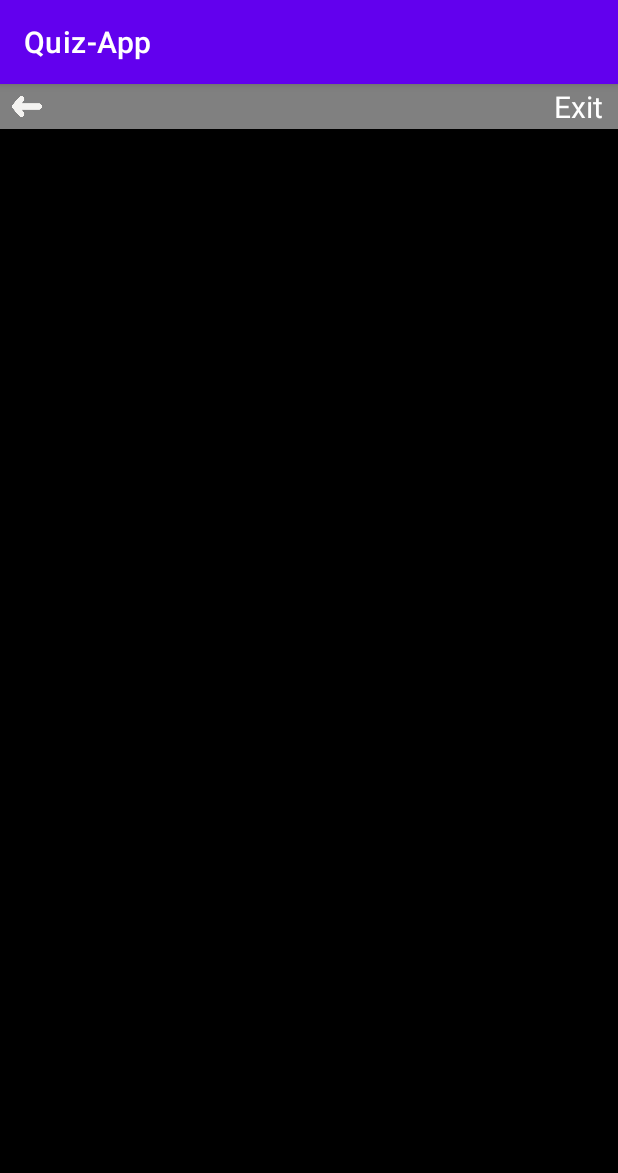
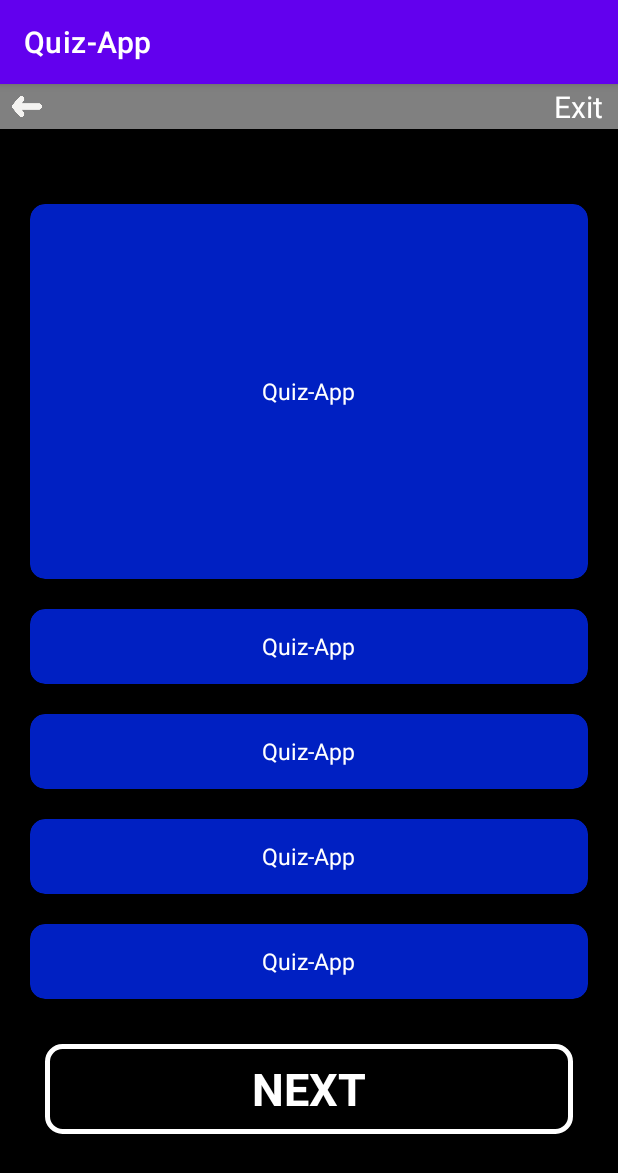
Before and after one commit to Sasankavikum/Quiz-App, an Android app: the DashboardActivity screen opened directly, with no data from a screen before it, on a phone screen of 412 x 824 dp. Shown: the top 1173 px of the screen. Run offline under Robolectric (Android 15) with nearby library versions, the phone set to English and light mode, and no system bars.

Commit message:
update dashboard xml

```diff
--- /dev/null
+++ b/app/src/main/res/drawable/next_btn.xml
@@ -0,0 +1,9 @@
+<?xml version="1.0" encoding="utf-8"?>
+<shape android:shape="rectangle" xmlns:android="http://schemas.android.com/apk/res/android">
+
+    <stroke android:width="3dp"
+        android:color="@color/white"/>
+
+    <corners android:radius="10dp"/>
+
+</shape>
--- a/app/src/main/res/layout/activity_dashboard.xml
+++ b/app/src/main/res/layout/activity_dashboard.xml
@@ -5,6 +5,7 @@
     android:layout_width="match_parent"
     android:layout_height="match_parent"
     android:background="@color/black"
+    android:orientation="vertical"
     tools:context=".DashboardActivity">
 
     <RelativeLayout
@@ -33,4 +34,125 @@
 
     </RelativeLayout>
 
+    <androidx.cardview.widget.CardView
+        android:layout_width="match_parent"
+        android:layout_height="250dp"
+        android:layout_marginTop="50dp"
+        android:layout_marginRight="20dp"
+        android:layout_marginLeft="20dp"
+        app:cardBackgroundColor="#0020C2"
+        app:cardCornerRadius="10dp">
+
+        <TextView
+            android:layout_width="wrap_content"
+            android:layout_height="wrap_content"
+            android:id="@+id/card_question"
+            android:layout_gravity="center"
+            android:textColor="@color/white"
+            android:text="@string/app_name"
+            android:textSize="15dp"/>
+
+    </androidx.cardview.widget.CardView>
+
+    <androidx.cardview.widget.CardView
+        android:layout_width="match_parent"
+        android:layout_height="50dp"
+        android:layout_marginTop="20dp"
+        android:layout_marginRight="20dp"
+        android:layout_marginLeft="20dp"
+        app:cardBackgroundColor="#0020C2"
+        app:cardCornerRadius="10dp">
+
+        <TextView
+            android:layout_width="wrap_content"
+            android:layout_height="wrap_content"
+            android:id="@+id/card_optiona"
+            android:layout_gravity="center"
+            android:textColor="@color/white"
+            android:text="@string/app_name"
+            android:textSize="15dp"/>
+
+    </androidx.cardview.widget.CardView>
+
+    <androidx.cardview.widget.CardView
+        android:layout_width="match_parent"
+        android:layout_height="50dp"
+        android:layout_marginTop="20dp"
+        android:layout_marginRight="20dp"
+        android:layout_marginLeft="20dp"
+        app:cardBackgroundColor="#0020C2"
+        app:cardCornerRadius="10dp">
+
+        <TextView
+            android:layout_width="wrap_content"
+            android:layout_height="wrap_content"
+            android:id="@+id/card_optionb"
+            android:layout_gravity="center"
+            android:textColor="@color/white"
+            android:text="@string/app_name"
+            android:textSize="15dp"/>
+
+    </androidx.cardview.widget.CardView>
+
+    <androidx.cardview.widget.CardView
+        android:layout_width="match_parent"
+        android:layout_height="50dp"
+        android:layout_marginTop="20dp"
+        android:layout_marginRight="20dp"
+        android:layout_marginLeft="20dp"
+        app:cardBackgroundColor="#0020C2"
+        app:cardCornerRadius="10dp">
+
+        <TextView
+            android:layout_width="wrap_content"
+            android:layout_height="wrap_content"
+            android:id="@+id/card_optionc"
+            android:layout_gravity="center"
+            android:textColor="@color/white"
+            android:text="@string/app_name"
+            android:textSize="15dp"/>
+
+    </androidx.cardview.widget.CardView>
+
+    <androidx.cardview.widget.CardView
+        android:layout_width="match_parent"
+        android:layout_height="50dp"
+        android:layout_marginTop="20dp"
+        android:layout_marginRight="20dp"
+        android:layout_marginLeft="20dp"
+        app:cardBackgroundColor="#0020C2"
+        app:cardCornerRadius="10dp">
+
+        <TextView
+            android:layout_width="wrap_content"
+            android:layout_height="wrap_content"
+            android:id="@+id/card_optiond"
+            android:layout_gravity="center"
+            android:textColor="@color/white"
+            android:text="@string/app_name"
+            android:textSize="15dp"/>
+
+    </androidx.cardview.widget.CardView>
+
+    <LinearLayout
+        android:layout_width="match_parent"
+        android:layout_height="60dp"
+        android:layout_marginTop="30dp"
+        android:layout_marginLeft="30dp"
+        android:gravity="center"
+        android:layout_marginRight="30dp">
+
+        <TextView
+            android:layout_width="match_parent"
+            android:layout_height="match_parent"
+            android:text="NEXT"
+            android:textColor="@color/white"
+            android:textStyle="bold"
+            android:gravity="center"
+            android:textSize="30dp"
+            android:textAllCaps="true"
+            android:background="@drawable/next_btn"/>
+
+    </LinearLayout>
+
 </LinearLayout>
```
